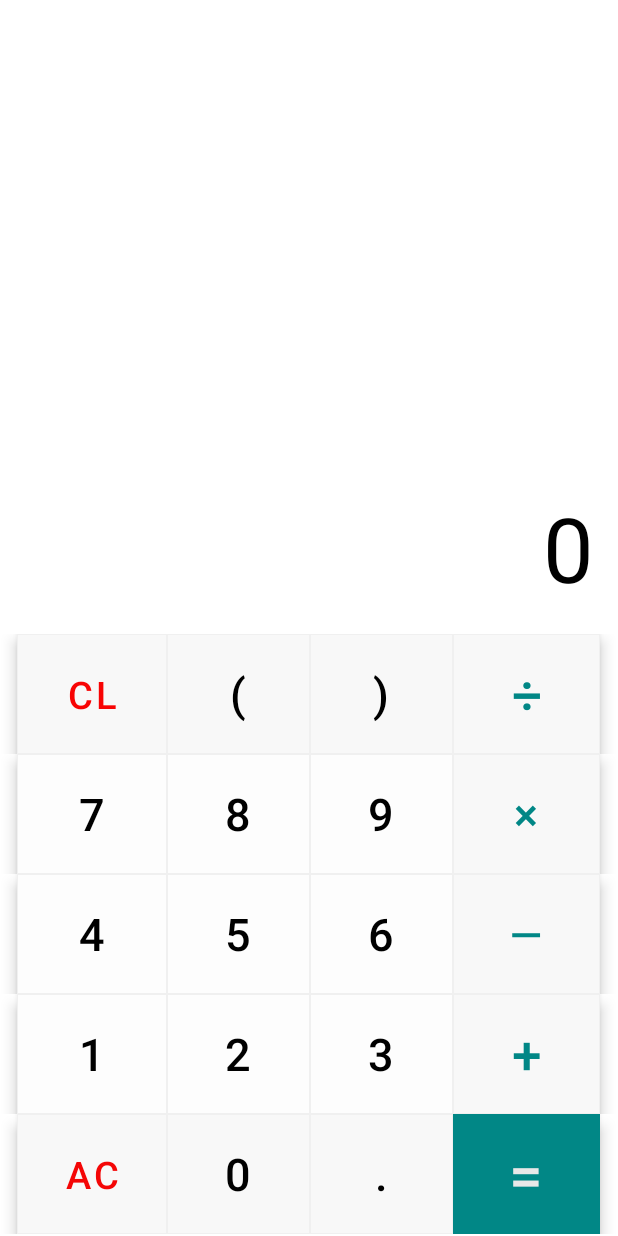
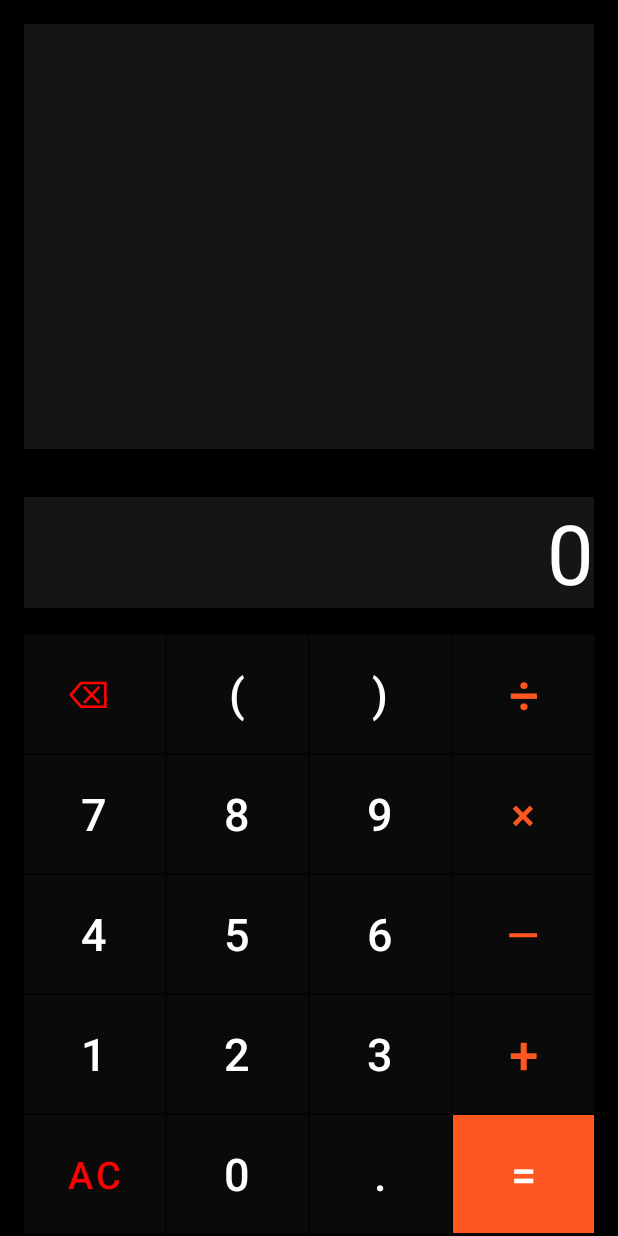
Before and after one commit to Ganeshaprasad/calculator_android_project, an Android app: the screen it shows after launch (MainActivity), on a phone screen of 412 x 824 dp. Run offline under Robolectric (Android 15) with nearby library versions, the phone set to English and light mode, and no system bars.

Commit message:
Color changed to black background (#6)
* design changes

* color of design changed to black

```diff
--- a/app/src/main/res/layout/activity_main.xml
+++ b/app/src/main/res/layout/activity_main.xml
@@ -4,6 +4,7 @@
     xmlns:tools="http://schemas.android.com/tools"
     android:layout_width="match_parent"
     android:layout_height="match_parent"
+    android:background="@color/black"
     tools:context=".MainActivity">
 
     <TextView
@@ -15,9 +16,13 @@
         android:layout_marginTop="16dp"
         android:layout_marginEnd="16dp"
         android:layout_marginBottom="16dp"
+        android:background="#171414"
         android:textAlignment="textEnd"
-        android:textColor="#58595B"
-        android:textSize="30dp" />
+        android:textColor="@color/white"
+        android:textSize="25dp"
+        app:strokeColor="#040404"
+        app:strokeWidth="0.1dp" />
+
 
     <TextView
         android:id="@+id/result_tv"
@@ -28,11 +33,11 @@
         android:layout_marginTop="16dp"
         android:layout_marginEnd="16dp"
         android:layout_marginBottom="16dp"
+        android:background="#171414"
         android:text="0"
         android:textAlignment="textEnd"
-        android:textColor="@color/black"
-        android:textSize="60dp" />
-
+        android:textColor="@color/white"
+        android:textSize="55dp" />
 
     <LinearLayout
         android:id="@+id/buttons_Layout"
@@ -52,60 +57,56 @@
             <com.google.android.material.button.MaterialButton
                 android:id="@+id/button_c"
                 style="@style/Widget.MaterialComponents.ExtendedFloatingActionButton"
-                android:layout_width="100dp"
+                android:layout_width="95dp"
                 android:layout_height="80dp"
-                android:backgroundTint="#F8F8F8"
+                android:backgroundTint="#0B0A0A"
                 android:onClick="onClickClear"
-                android:text="CL"
+                android:text="⌫ "
                 android:textColor="#F80404"
                 android:textSize="25dp"
-                app:strokeColor="#F0F0F0"
-                app:strokeWidth="0.5dp" />
+                app:strokeColor="#040404"
+                app:strokeWidth="0.1dp" />
 
             <com.google.android.material.button.MaterialButton
                 android:id="@+id/button_openbracket"
                 style="@style/Widget.MaterialComponents.ExtendedFloatingActionButton"
                 android:layout_width="95dp"
                 android:layout_height="80dp"
-                android:backgroundTint="#F8F8F8"
+                android:backgroundTint="#0B0A0A"
                 android:onClick="onClickOpenBracket"
                 android:text="("
-                android:textColor="@color/black"
+                android:textColor="@color/white"
                 android:textSize="30dp"
-                app:strokeColor="#F0F0F0"
-                app:strokeWidth="0.5dp" />
+                app:strokeColor="#040404"
+                app:strokeWidth="0.1dp" />
 
             <com.google.android.material.button.MaterialButton
                 android:id="@+id/button_closedbracket"
                 style="@style/Widget.MaterialComponents.ExtendedFloatingActionButton"
                 android:layout_width="95dp"
                 android:layout_height="80dp"
-                android:backgroundTint="#F8F8F8"
+                android:backgroundTint="#0B0A0A"
                 android:onClick="onClickCloseBracket"
                 android:text=")"
-                android:textColor="@color/black"
+                android:textColor="@color/white"
                 android:textSize="30dp"
-                app:strokeColor="#F0F0F0"
-                app:strokeWidth="0.5dp"
-
-                />
+                app:strokeColor="#040404"
+                app:strokeWidth="0.1dp" />
 
             <com.google.android.material.button.MaterialButton
                 android:id="@+id/button_divide"
                 style="@style/Widget.MaterialComponents.ExtendedFloatingActionButton"
-                android:layout_width="98dp"
+                android:layout_width="95dp"
                 android:layout_height="80dp"
-                android:backgroundTint="#F8F8F8"
+                android:backgroundTint="#0B0A0A"
                 android:gravity="center"
                 android:onClick="onClickDivision"
                 android:text="÷"
-                android:textColor="@color/teal_700"
+                android:textColor="#FF5722"
                 android:textSize="35dp"
-                app:strokeColor="#F0F0F0"
+                app:strokeColor="#040404"
+                app:strokeWidth="0.1dp" />
 
-                app:strokeWidth="0.5dp"
-
-                />
         </LinearLayout>
 
         <LinearLayout
@@ -118,56 +119,55 @@
             <com.google.android.material.button.MaterialButton
                 android:id="@+id/button_7"
                 style="@style/Widget.MaterialComponents.ExtendedFloatingActionButton"
-                android:layout_width="100dp"
+                android:layout_width="95dp"
                 android:layout_height="80dp"
-                android:backgroundTint="#FDFDFD"
+                android:backgroundTint="#0B0A0A"
                 android:onClick="onClickSeven"
                 android:text="7"
-                android:textColor="@color/black"
+                android:textColor="@color/white"
                 android:textSize="30dp"
-                app:strokeColor="#F0F0F0"
-                app:strokeWidth="0.5dp" />
+                app:strokeColor="#040404"
+                app:strokeWidth="0.1dp" />
 
             <com.google.android.material.button.MaterialButton
                 android:id="@+id/button_8"
                 style="@style/Widget.MaterialComponents.ExtendedFloatingActionButton"
                 android:layout_width="95dp"
                 android:layout_height="80dp"
-                android:backgroundTint="#FDFDFD"
+                android:backgroundTint="#0B0A0A"
                 android:onClick="onClickEight"
                 android:text="8"
-                android:textColor="@color/black"
+                android:textColor="@color/white"
                 android:textSize="30dp"
-                app:strokeColor="#F0F0F0"
-                app:strokeWidth="0.5dp" />
+                app:strokeColor="#040404"
+                app:strokeWidth="0.1dp" />
 
             <com.google.android.material.button.MaterialButton
                 android:id="@+id/button_9"
                 style="@style/Widget.MaterialComponents.ExtendedFloatingActionButton"
                 android:layout_width="95dp"
                 android:layout_height="match_parent"
-                android:backgroundTint="#FDFDFD"
+                android:backgroundTint="#0B0A0A"
                 android:onClick="onClickNine"
                 android:text="9"
-                android:textColor="@color/black"
+                android:textColor="@color/white"
                 android:textSize="30dp"
-                app:strokeColor="#F0F0F0"
-                app:strokeWidth="0.5dp" />
+                app:strokeColor="#040404"
+                app:strokeWidth="0.1dp" />
 
             <com.google.android.material.button.MaterialButton
                 android:id="@+id/button_multiply"
                 style="@style/Widget.MaterialComponents.ExtendedFloatingActionButton"
-                android:layout_width="98dp"
+                android:layout_width="95dp"
                 android:layout_height="80dp"
-                android:backgroundTint="#F8F8F8"
+                android:backgroundTint="#0B0A0A"
                 android:gravity="center"
                 android:onClick="onClickMultiplication"
                 android:text="×"
-                android:textColor="@color/teal_700"
+                android:textColor="#FF5722"
                 android:textSize="30dp"
-                app:strokeColor="#F0F0F0"
-                app:strokeWidth="0.5dp" />
-
+                app:strokeColor="#040404"
+                app:strokeWidth="0.1dp" />
 
         </LinearLayout>
 
@@ -181,57 +181,57 @@
             <com.google.android.material.button.MaterialButton
                 android:id="@+id/button_4"
                 style="@style/Widget.MaterialComponents.ExtendedFloatingActionButton"
-                android:layout_width="100dp"
+                android:layout_width="95dp"
                 android:layout_height="80dp"
-                android:backgroundTint="#FDFDFD"
-                android:onClick="onClickSeven"
+                android:backgroundTint="#0B0A0A"
+                android:onClick="onClickFour"
                 android:text="4"
-                android:textColor="@color/black"
+                android:textColor="@color/white"
                 android:textSize="30dp"
-                app:strokeColor="#F0F0F0"
-                app:strokeWidth="0.5dp"
-
-                />
+                app:strokeColor="#040404"
+                app:strokeWidth="0.1dp" />
 
             <com.google.android.material.button.MaterialButton
                 android:id="@+id/button_5"
                 style="@style/Widget.MaterialComponents.ExtendedFloatingActionButton"
                 android:layout_width="95dp"
                 android:layout_height="80dp"
-                android:backgroundTint="#FDFDFD"
+                android:backgroundTint="#0B0A0A"
                 android:onClick="onClickFive"
                 android:text="5"
-                android:textColor="@color/black"
+                android:textColor="@color/white"
                 android:textSize="30dp"
-                app:strokeColor="#F0F0F0"
-                app:strokeWidth="0.5dp" />
+                app:strokeColor="#040404"
+                app:strokeWidth="0.1dp" />
+
 
             <com.google.android.material.button.MaterialButton
                 android:id="@+id/button_6"
                 style="@style/Widget.MaterialComponents.ExtendedFloatingActionButton"
                 android:layout_width="95dp"
                 android:layout_height="80dp"
-                android:backgroundTint="#FDFDFD"
-                android:onClick="onClickSeven"
+                android:backgroundTint="#0B0A0A"
+                android:onClick="onClickSix"
                 android:text="6"
-                android:textColor="@color/black"
+                android:textColor="@color/white"
                 android:textSize="30dp"
-                app:strokeColor="#F0F0F0"
-                app:strokeWidth="0.5dp" />
+                app:strokeColor="#040404"
+                app:strokeWidth="0.1dp" />
+
 
             <com.google.android.material.button.MaterialButton
                 android:id="@+id/button_minus"
                 style="@style/Widget.MaterialComponents.ExtendedFloatingActionButton"
-                android:layout_width="98dp"
+                android:layout_width="95dp"
                 android:layout_height="80dp"
-                android:backgroundTint="#F8F8F8"
+                android:backgroundTint="#0B0A0A"
                 android:gravity="center"
                 android:onClick="onClickSubtraction"
                 android:text="—"
-                android:textColor="@color/teal_700"
+                android:textColor="#FF5722"
                 android:textSize="28dp"
-                app:strokeColor="#F0F0F0"
-                app:strokeWidth="0.5dp" />
+                app:strokeColor="#040404"
+                app:strokeWidth="0.1dp" />
 
 
         </LinearLayout>
@@ -246,56 +246,56 @@
             <com.google.android.material.button.MaterialButton
                 android:id="@+id/button_1"
                 style="@style/Widget.MaterialComponents.ExtendedFloatingActionButton"
-                android:layout_width="100dp"
+                android:layout_width="95dp"
                 android:layout_height="80dp"
-                android:backgroundTint="#FDFDFD"
+                android:backgroundTint="#0B0A0A"
                 android:onClick="onClickOne"
                 android:text="1"
-                android:textColor="@color/black"
+                android:textColor="@color/white"
                 android:textSize="30dp"
-                app:strokeColor="#F0F0F0"
-                app:strokeWidth="0.5dp" />
+                app:strokeColor="#040404"
+                app:strokeWidth="0.1dp" />
+
 
             <com.google.android.material.button.MaterialButton
                 android:id="@+id/button_2"
                 style="@style/Widget.MaterialComponents.ExtendedFloatingActionButton"
                 android:layout_width="95dp"
                 android:layout_height="80dp"
-                android:backgroundTint="#FDFDFD"
+                android:backgroundTint="#0B0A0A"
                 android:onClick="onClickTwo"
                 android:text="2"
-                android:textColor="@color/black"
+                android:textColor="@color/white"
                 android:textSize="30dp"
-                app:strokeColor="#F0F0F0"
-                app:strokeWidth="0.5dp" />
+                app:strokeColor="#040404"
+                app:strokeWidth="0.1dp" />
 
             <com.google.android.material.button.MaterialButton
                 android:id="@+id/button_3"
                 style="@style/Widget.MaterialComponents.ExtendedFloatingActionButton"
                 android:layout_width="95dp"
                 android:layout_height="80dp"
-                android:backgroundTint="#FDFDFD"
+                android:backgroundTint="#0B0A0A"
                 android:onClick="onClickThree"
                 android:text="3"
-                android:textColor="@color/black"
+                android:textColor="@color/white"
                 android:textSize="30dp"
-                app:strokeColor="#F0F0F0"
-                app:strokeWidth="0.5dp" />
+                app:strokeColor="#040404"
+                app:strokeWidth="0.1dp" />
 
             <com.google.android.material.button.MaterialButton
                 android:id="@+id/button_plus"
                 style="@style/Widget.MaterialComponents.ExtendedFloatingActionButton"
-                android:layout_width="98dp"
+                android:layout_width="95dp"
                 android:layout_height="80dp"
-                android:backgroundTint="#F8F8F8"
+                android:backgroundTint="#0B0A0A"
                 android:gravity="center"
                 android:onClick="onClickAddition"
                 android:text="+"
-                android:textColor="@color/teal_700"
+                android:textColor="#FF5722"
                 android:textSize="35dp"
-                app:strokeColor="#F0F0F0"
-                app:strokeWidth="0.5dp" />
-
+                app:strokeColor="#040404"
+                app:strokeWidth="0.1dp" />
 
         </LinearLayout>
 
@@ -309,58 +309,59 @@
             <com.google.android.material.button.MaterialButton
                 android:id="@+id/button_ac"
                 style="@style/Widget.MaterialComponents.ExtendedFloatingActionButton"
-                android:layout_width="100dp"
+                android:layout_width="95dp"
                 android:layout_height="80dp"
-                android:backgroundTint="#F8F8F8"
-                android:gravity="center"
+                android:backgroundTint="#0B0A0A"
                 android:onClick="onClickAC"
                 android:text="AC"
-                android:textColor="#F40606"
+                android:textColor="#F80404"
                 android:textSize="25dp"
-                app:strokeColor="#F0F0F0"
-                app:strokeWidth="0.5dp" />
+                app:strokeColor="#040404"
+                app:strokeWidth="0.1dp" />
 
             <com.google.android.material.button.MaterialButton
                 android:id="@+id/button_zero"
                 style="@style/Widget.MaterialComponents.ExtendedFloatingActionButton"
                 android:layout_width="95dp"
                 android:layout_height="80dp"
-                android:backgroundTint="#F8F8F8"
+                android:backgroundTint="#0B0A0A"
                 android:onClick="onClickZero"
                 android:text="0"
-                android:textColor="@color/black"
+                android:textColor="@color/white"
                 android:textSize="30dp"
-                app:strokeColor="#F0F0F0"
-                app:strokeWidth="0.5dp" />
+                app:strokeColor="#040404"
+                app:strokeWidth="0.1dp" />
 
             <com.google.android.material.button.MaterialButton
                 android:id="@+id/button_dot"
                 style="@style/Widget.MaterialComponents.ExtendedFloatingActionButton"
                 android:layout_width="95dp"
                 android:layout_height="80dp"
-                android:backgroundTint="#F8F8F8"
+                android:backgroundTint="#0B0A0A"
                 android:onClick="onClickDot"
                 android:text="."
-                android:textColor="@color/black"
+                android:textColor="@color/white"
                 android:textSize="30dp"
-                app:strokeColor="#F0F0F0"
-                app:strokeWidth="0.5dp" />
+                app:strokeColor="#040404"
+                app:strokeWidth="0.1dp" />
+
 
             <com.google.android.material.button.MaterialButton
                 android:id="@+id/button_equal"
                 style="@style/Widget.MaterialComponents.ExtendedFloatingActionButton"
-                android:layout_width="98dp"
-                android:layout_height="match_parent"
-                android:backgroundTint="@color/teal_700"
+                android:layout_width="95dp"
+                android:layout_height="80dp"
+                android:backgroundTint="#FF5722"
                 android:onClick="onClickEqual"
                 android:text="="
-                android:textColor="#E8E8E8"
-                android:textSize="40dp" />
+                android:textColor="@color/white"
+                android:textSize="30dp"
+                app:strokeColor="#040404"
+                app:strokeWidth="0.1dp" />
 
 
         </LinearLayout>
 
     </LinearLayout>
 
-
 </RelativeLayout>
```
Also changed, not shown: 1 other file.
